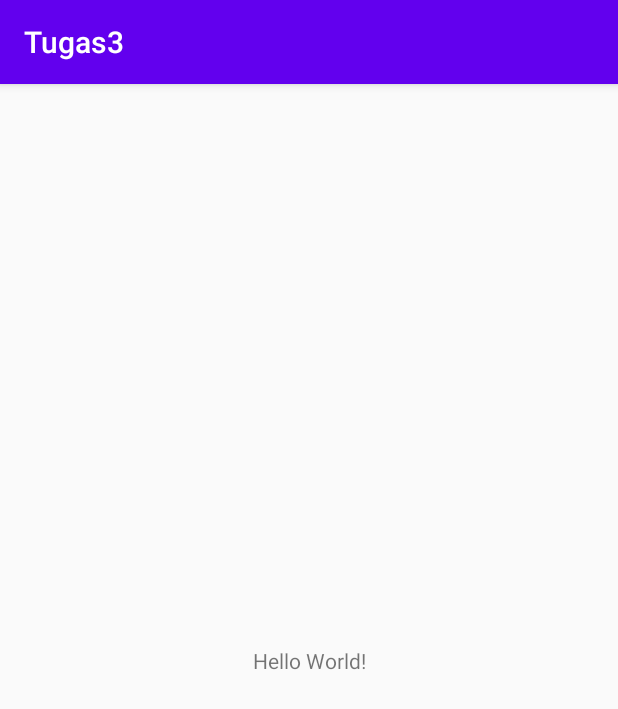
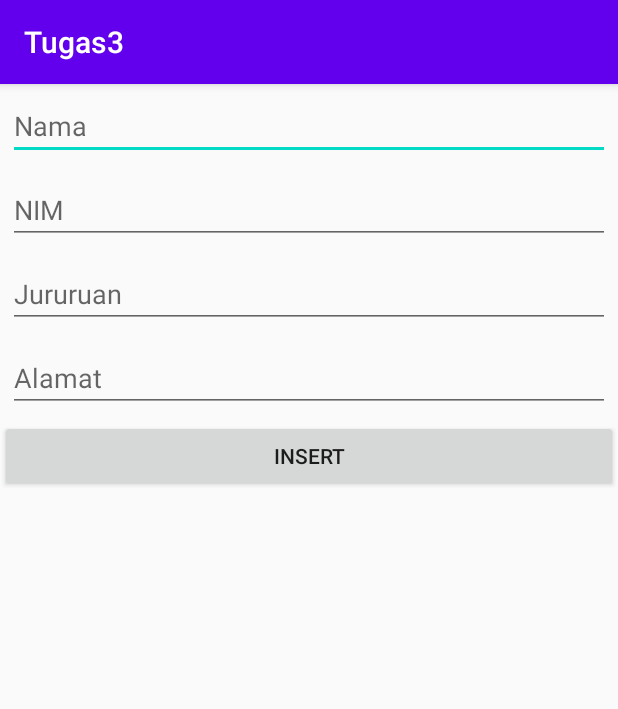
Before and after one commit to yongkiagustin/AKB-Tugas3, an Android app: the screen it shows after launch (MainActivity), on a phone screen of 412 x 824 dp. Shown: the top 709 px of the screen. Run offline under Robolectric (Android 15) with nearby library versions, the phone set to English and light mode, and no system bars; our stand-ins replace ButterKnife, Room's generated code; libraries missing offline, so code that uses them is left out: com.facebook.stetho; 2 statements that could not run were skipped.

```diff
--- a/app/src/main/AndroidManifest.xml
+++ b/app/src/main/AndroidManifest.xml
@@ -3,12 +3,14 @@
     package="id.yongki.tugas3">
 
     <application
+        android:name=".MyApp"
         android:allowBackup="true"
         android:icon="@mipmap/ic_launcher"
         android:label="@string/app_name"
         android:roundIcon="@mipmap/ic_launcher_round"
         android:supportsRtl="true"
         android:theme="@style/AppTheme">
+        <activity android:name=".DetailActivity"></activity>
         <activity android:name=".MainActivity">
             <intent-filter>
                 <action android:name="android.intent.action.MAIN" />
--- a/app/src/main/java/id/yongki/tugas3/MainActivity.java
+++ b/app/src/main/java/id/yongki/tugas3/MainActivity.java
@@ -3,19 +3,58 @@ package id.yongki.tugas3;
 import androidx.appcompat.app.AppCompatActivity;
 import androidx.room.Room;
 
+import android.content.Intent;
 import android.os.Bundle;
+import android.widget.EditText;
+import android.widget.Toast;
+
+import com.facebook.stetho.Stetho;
+import com.facebook.stetho.okhttp3.StethoInterceptor;
+
+import butterknife.BindView;
+import butterknife.ButterKnife;
+import butterknife.OnClick;
+import okhttp3.OkHttpClient;
+
+import static id.yongki.tugas3.MyApp.db;
 
 public class MainActivity extends AppCompatActivity {
 
+    @BindView(R.id.etNama)
+    EditText etNama;
+    @BindView(R.id.etNim)
+    EditText etNim;
+    @BindView(R.id.etJurusan)
+    EditText etJurusan;
+    @BindView(R.id.etTelp)
+    EditText etTelp;
+    Mahasiswa mahasiswa;
     @Override
     protected void onCreate(Bundle savedInstanceState) {
         super.onCreate(savedInstanceState);
         setContentView(R.layout.activity_main);
+        ButterKnife.bind(this);
 
-        AppDatabase db = Room.databaseBuilder(getApplicationContext(), AppDatabase.class, "mahasiswa").allowMainThreadQueries().build();
-        db.userDao().insertAll(mahasiswa);
-        db.userDao().getAll();
-        db.userDao().findByName("");
-        db.userDao().deleteUsers(mahasiswa);
+        Stetho.initializeWithDefaults(this);
+        new OkHttpClient.Builder().addNetworkInterceptor(new StethoInterceptor()).build();
+
+    }
+    @OnClick (R.id.btInsert)void buttonListener(){
+        if (!etTelp.getText().toString().isEmpty()&&!etJurusan.getText().toString().isEmpty()
+                &&!etNama.getText().toString().isEmpty()&&!etNim.getText().toString().isEmpty()){
+            mahasiswa = new Mahasiswa();
+            mahasiswa.setNim(etNim.getText().toString());
+            mahasiswa.setNama(etNama.getText().toString());
+            mahasiswa.setJurusan(etJurusan.getText().toString());
+            mahasiswa.setNotlp(etTelp.getText().toString());
+
+            //Insert data to database
+            db.UserDao().insertAll(mahasiswa);
+            startActivity(new Intent(MainActivity.this, DetailActivity.class));
+
+        }else{
+            Toast.makeText(this,"Mohon Masukkan Data Dengan Benar!",Toast.LENGTH_SHORT).show();
+
+        }
     }
 }
--- /dev/null
+++ b/app/src/main/java/id/yongki/tugas3/MyApp.java
@@ -0,0 +1,16 @@
+package id.yongki.tugas3;
+
+import android.app.Application;
+
+import androidx.room.Room;
+
+public class MyApp extends Application {
+    public static AppDatabase db;
+
+    @Override
+    public void onCreate() {
+        super.onCreate();
+        db = Room.databaseBuilder(getApplicationContext(),
+                AppDatabase.class,"mahasiswa").allowMainThreadQueries().build();
+    }
+}
--- a/app/src/main/res/layout/activity_main.xml
+++ b/app/src/main/res/layout/activity_main.xml
@@ -1,19 +1,38 @@
 <?xml version="1.0" encoding="utf-8"?>
-<androidx.constraintlayout.widget.ConstraintLayout xmlns:android="http://schemas.android.com/apk/res/android"
+<LinearLayout xmlns:android="http://schemas.android.com/apk/res/android"
     xmlns:app="http://schemas.android.com/apk/res-auto"
     xmlns:tools="http://schemas.android.com/tools"
     android:layout_width="match_parent"
     android:layout_height="match_parent"
+    android:orientation="vertical"
     tools:context=".MainActivity">
-
-    <TextView
-        android:id="@+id/text"
-        android:layout_width="wrap_content"
+    <EditText
+        android:hint="Nama"
+        android:id="@+id/etNama"
+        android:layout_margin="5dp"
+        android:layout_width="match_parent"
+        android:layout_height="wrap_content" />
+    <EditText
+        android:hint="NIM"
+        android:id="@+id/etNim"
+        android:layout_margin="5dp"
+        android:layout_width="match_parent"
+        android:layout_height="wrap_content" />
+    <EditText
+        android:hint="Jururuan"
+        android:id="@+id/etJurusan"
+        android:layout_margin="5dp"
+        android:layout_width="match_parent"
+        android:layout_height="wrap_content" />
+    <EditText
+        android:hint="Alamat"
+        android:id="@+id/etTelp"
+        android:layout_margin="5dp"
+        android:layout_width="match_parent"
+        android:layout_height="wrap_content" />
+    <Button
+        android:id="@+id/btInsert"
+        android:layout_width="match_parent"
         android:layout_height="wrap_content"
-        android:text="Hello World!"
-        app:layout_constraintBottom_toBottomOf="parent"
-        app:layout_constraintLeft_toLeftOf="parent"
-        app:layout_constraintRight_toRightOf="parent"
-        app:layout_constraintTop_toTopOf="parent" />
-
-</androidx.constraintlayout.widget.ConstraintLayout>
+        android:text="Insert"/>
+</LinearLayout>
```
Also changed, not shown: app/build.gradle (+11 -6 lines), app/src/main/java/id/yongki/tugas3/DetailActivity.java (added, +56 -0 lines), app/src/main/java/id/yongki/tugas3/RecyclerAdapter.java (added, +52 -0 lines), app/src/main/res/layout/activity_detail.xml (added, +14 -0 lines), app/src/main/res/layout/recyclerview_layout.xml (added, +100 -0 lines).
